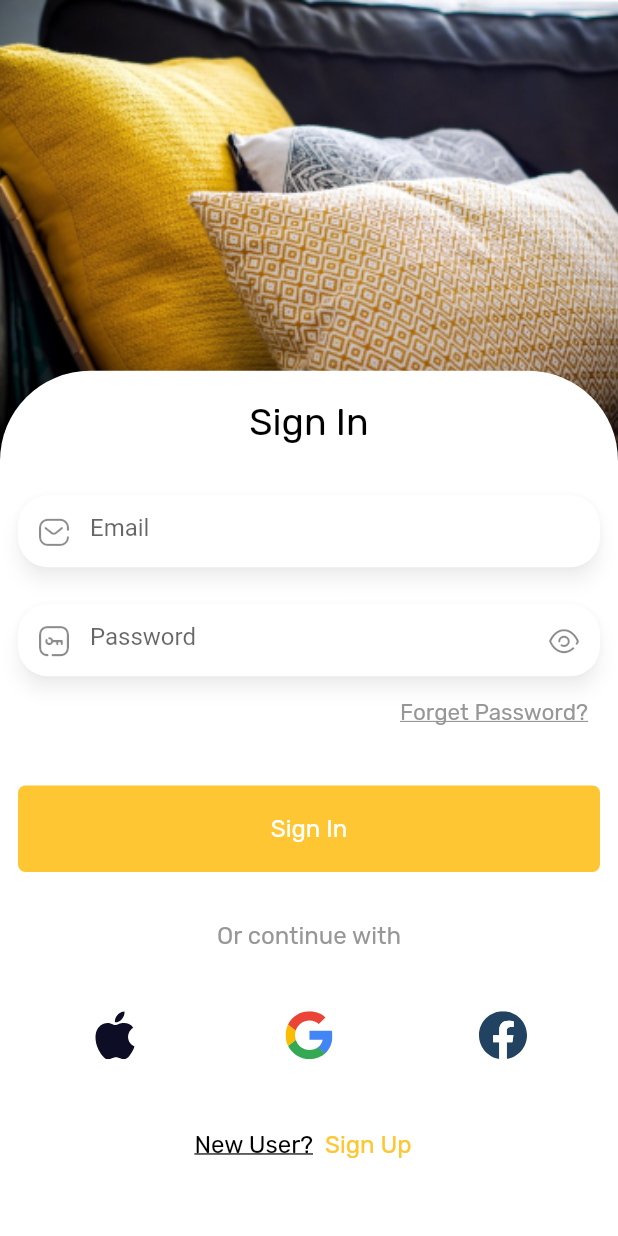
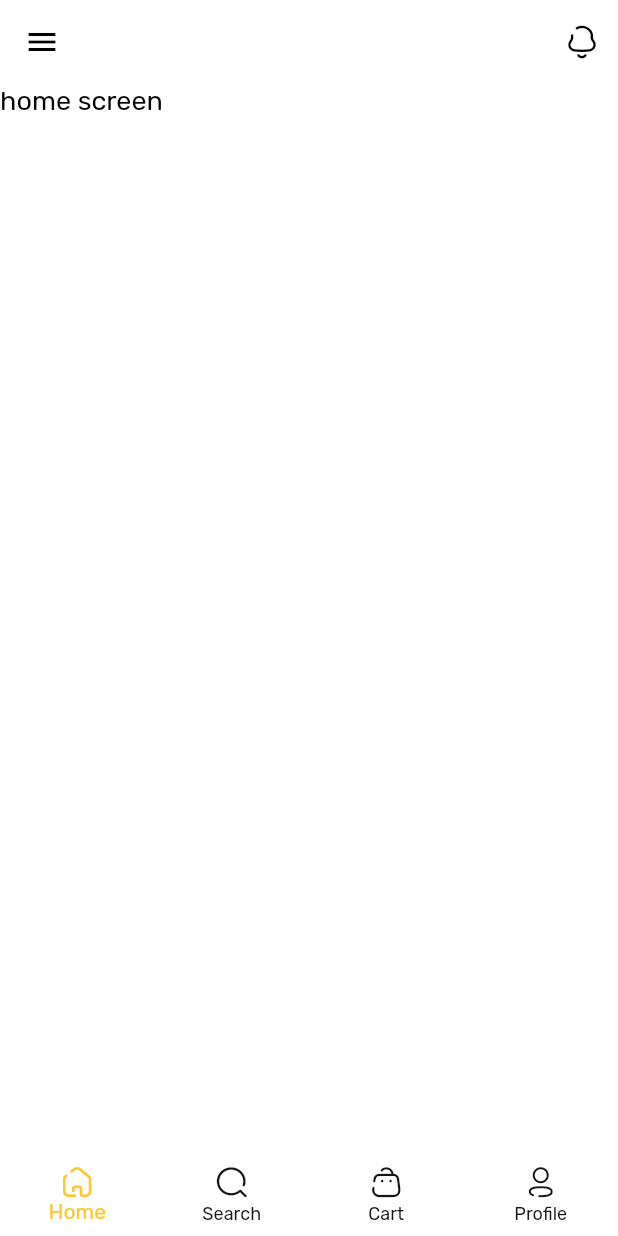
Before and after one commit to KarimSlama/furniture, a Flutter app: the LoginScreen screen opened directly, after a tap on "Sign In", on a phone screen of 412 x 824 dp. Run offline on Flutter 3.47's test engine with Material 2 defaults, Android fonts, the phone set to English and light mode, and no system bars; our stand-ins replace flutter_bloc, flutter_svg, get_it, google_fonts.

Commit message:
design home layout and some modifications on themes

```diff
--- /dev/null
+++ b/lib/core/services/services_locator.dart
@@ -0,0 +1,10 @@
+import 'package:furniture/furniture/presentation/controllers/home_cubit.dart';
+import 'package:get_it/get_it.dart';
+
+final getIt = GetIt.instance;
+
+class ServiceLocator {
+  void init() {
+    getIt.registerFactory(() => HomeCubit());
+  }
+}
--- a/lib/core/utils/theme/app_string/app_string.dart
+++ b/lib/core/utils/theme/app_string/app_string.dart
@@ -14,4 +14,8 @@ class AppString {
   static const alreadyHaveAnAccount = 'Already have an account?';
   static const newUser = 'New User?';
   static const forgetPassword = 'Forget Password?';
+  static const home = 'Home';
+  static const search = 'Search';
+  static const cart = 'Cart';
+  static const profile = 'Profile';
 }
--- a/lib/core/utils/theme/theme_data/theme_dark.dart
+++ b/lib/core/utils/theme/theme_data/theme_dark.dart
@@ -49,4 +49,9 @@ ThemeData themeDark = ThemeData(
       unselectedLabelColor: AppColors.grey,
       labelColor: AppColors.white,
     ),
-);
+    bottomNavigationBarTheme: const BottomNavigationBarThemeData(
+      elevation: 0,
+      selectedItemColor: AppColors.yellow,
+      backgroundColor: Colors.black26,
+      unselectedItemColor: AppColors.white,
+    ));
--- a/lib/core/utils/theme/theme_data/theme_light.dart
+++ b/lib/core/utils/theme/theme_data/theme_light.dart
@@ -18,7 +18,7 @@ ThemeData themeLight = ThemeData(
     ),
     appBarTheme: AppBarTheme(
       backgroundColor: AppColors.white,
-      elevation: 0.0,
+      elevation: 0,
       titleTextStyle: GoogleFonts.rubik(
         color: Colors.black,
         fontSize: 18,
@@ -43,4 +43,11 @@ ThemeData themeLight = ThemeData(
     tabBarTheme: const TabBarTheme(
       unselectedLabelColor: AppColors.grey,
       labelColor: Colors.black,
+    ),
+    bottomNavigationBarTheme: const BottomNavigationBarThemeData(
+      type: BottomNavigationBarType.fixed,
+      elevation: 0,
+      selectedItemColor: AppColors.yellow,
+      backgroundColor: AppColors.white,
+      unselectedItemColor: AppColors.lightBlack,
     ));
--- /dev/null
+++ b/lib/furniture/presentation/controllers/home_cubit.dart
@@ -0,0 +1,27 @@
+import 'package:flutter/material.dart';
+import 'package:flutter_bloc/flutter_bloc.dart';
+import 'package:furniture/furniture/presentation/controllers/home_state.dart';
+import 'package:furniture/furniture/presentation/views/cart_screen.dart';
+import 'package:furniture/furniture/presentation/views/home_screen.dart';
+import 'package:furniture/furniture/presentation/views/profile_screen.dart';
+import 'package:furniture/furniture/presentation/views/search_screen.dart';
+
+class HomeCubit extends Cubit<HomeState> {
+  HomeCubit() : super(HomeInitial());
+
+  static HomeCubit getContext(context) => BlocProvider.of(context);
+
+  int currentIndex = 0;
+
+  List<Widget> screens = [
+    const HomeScreen(),
+    const SearchScreen(),
+    const CartScreen(),
+    const ProfileScreen(),
+  ];
+
+  void changeBottomNavigation(int index) {
+    currentIndex = index;
+    emit(BottomNavigationBarChangedState());
+  }
+}
--- /dev/null
+++ b/lib/furniture/presentation/controllers/home_state.dart
@@ -0,0 +1,5 @@
+abstract class HomeState {}
+
+class HomeInitial extends HomeState {}
+
+class BottomNavigationBarChangedState extends HomeState {}
--- /dev/null
+++ b/lib/furniture/presentation/views/cart_screen.dart
@@ -0,0 +1,10 @@
+import 'package:flutter/material.dart';
+
+class CartScreen extends StatelessWidget {
+  const CartScreen({super.key});
+
+  @override
+  Widget build(BuildContext context) {
+    return const Text('cart screen');
+  }
+}
--- /dev/null
+++ b/lib/furniture/presentation/views/home_layout.dart
@@ -0,0 +1,55 @@
+import 'package:flutter/material.dart';
+import 'package:flutter_bloc/flutter_bloc.dart';
+import 'package:flutter_svg/flutter_svg.dart';
+import 'package:furniture/core/services/services_locator.dart';
+import 'package:furniture/core/utils/fonts/icon_broken.dart';
+import 'package:furniture/core/utils/theme/app_colors/app_colors.dart';
+import 'package:furniture/core/utils/theme/app_string/app_string.dart';
+import 'package:furniture/furniture/presentation/controllers/home_cubit.dart';
+import 'package:furniture/furniture/presentation/controllers/home_state.dart';
+
+class HomeLayout extends StatelessWidget {
+  const HomeLayout({super.key});
+
+  @override
+  Widget build(BuildContext context) {
+    return BlocProvider(
+      create: (context) => getIt<HomeCubit>(),
+      child: BlocBuilder<HomeCubit, HomeState>(
+        builder: (context, state) {
+          return Scaffold(
+            appBar: AppBar(
+              leading:
+                  IconButton(onPressed: () {}, icon: const Icon(Icons.menu)),
+              actions: [
+                IconButton(
+                  onPressed: () {},
+                  icon: const Icon(
+                    IconBroken.Notification,
+                  ),
+                ),
+              ],
+            ),
+            body: HomeCubit.getContext(context)
+                .screens[HomeCubit.getContext(context).currentIndex],
+            bottomNavigationBar: BottomNavigationBar(
+                onTap: (value) {
+                  HomeCubit.getContext(context).changeBottomNavigation(value);
+                },
+                currentIndex: HomeCubit.getContext(context).currentIndex,
+                items: const [
+                  BottomNavigationBarItem(
+                      icon: Icon(IconBroken.Home), label: AppString.home),
+                  BottomNavigationBarItem(
+                      icon: Icon(IconBroken.Search), label: AppString.search),
+                  BottomNavigationBarItem(
+                      icon: Icon(IconBroken.Bag), label: AppString.cart),
+                  BottomNavigationBarItem(
+                      icon: Icon(IconBroken.Profile), label: AppString.profile)
+                ]),
+          );
+        },
+      ),
+    );
+  }
+}
--- /dev/null
+++ b/lib/furniture/presentation/views/home_screen.dart
@@ -0,0 +1,10 @@
+import 'package:flutter/material.dart';
+
+class HomeScreen extends StatelessWidget {
+  const HomeScreen({super.key});
+
+  @override
+  Widget build(BuildContext context) {
+    return const Text('home screen');
+  }
+}
--- a/lib/furniture/presentation/views/login_screen.dart
+++ b/lib/furniture/presentation/views/login_screen.dart
@@ -3,6 +3,7 @@ import 'package:flutter_svg/flutter_svg.dart';
 import 'package:furniture/core/utils/fonts/icon_broken.dart';
 import 'package:furniture/core/utils/theme/app_colors/app_colors.dart';
 import 'package:furniture/core/utils/theme/app_string/app_string.dart';
+import 'package:furniture/furniture/presentation/views/home_layout.dart';
 import 'package:furniture/furniture/presentation/views/sign_up_screen.dart';
 
 class LoginScreen extends StatelessWidget {
@@ -18,13 +19,22 @@ class LoginScreen extends StatelessWidget {
           Image.asset(
             'assets/images/sofa.png',
             fit: BoxFit.cover,
-            height: MediaQuery.of(context).size.height * .4,
+            height: MediaQuery
+                .of(context)
+                .size
+                .height * .4,
           ),
           Align(
             alignment: AlignmentDirectional.bottomCenter,
             child: Container(
-              height: MediaQuery.of(context).size.height * .7,
-              width: MediaQuery.of(context).size.width,
+              height: MediaQuery
+                  .of(context)
+                  .size
+                  .height * .7,
+              width: MediaQuery
+                  .of(context)
+                  .size
+                  .width,
               decoration: const BoxDecoration(
                   borderRadius: BorderRadiusDirectional.only(
                     topEnd: Radius.circular(60),
@@ -37,11 +47,15 @@ class LoginScreen extends StatelessWidget {
                 child: Column(
                   children: [
                     Text(AppString.signIn,
-                        style: Theme.of(context)
+                        style: Theme
+                            .of(context)
                             .textTheme
                             .bodyMedium
                             ?.copyWith(fontSize: 25)),
-                    SizedBox(height: MediaQuery.of(context).size.height * .04),
+                    SizedBox(height: MediaQuery
+                        .of(context)
+                        .size
+                        .height * .04),
                     Material(
                       elevation: 5,
                       shadowColor: AppColors.white.withOpacity(.5),
@@ -59,7 +73,10 @@ class LoginScreen extends StatelessWidget {
                         ),
                       ),
                     ),
-                    SizedBox(height: MediaQuery.of(context).size.height * .03),
+                    SizedBox(height: MediaQuery
+                        .of(context)
+                        .size
+                        .height * .03),
                     Material(
                       elevation: 5,
                       shadowColor: AppColors.white.withOpacity(.5),
@@ -85,7 +102,11 @@ class LoginScreen extends StatelessWidget {
                         child: Text(
                           AppString.forgetPassword,
                           style:
-                              Theme.of(context).textTheme.bodyMedium?.copyWith(
+                          Theme
+                              .of(context)
+                              .textTheme
+                              .bodyMedium
+                              ?.copyWith(
                             fontSize: 15,
                             color: AppColors.grey,
                             decoration: TextDecoration.underline,
@@ -93,10 +114,16 @@ class LoginScreen extends StatelessWidget {
                         ),
                       ),
                     ),
-                    SizedBox(height: MediaQuery.of(context).size.height * .03),
+                    SizedBox(height: MediaQuery
+                        .of(context)
+                        .size
+                        .height * .03),
                     Container(
                       width: double.infinity,
-                      height: MediaQuery.of(context).size.height * .07,
+                      height: MediaQuery
+                          .of(context)
+                          .size
+                          .height * .07,
                       decoration: const BoxDecoration(
                         color: AppColors.yellow,
                         borderRadius: BorderRadiusDirectional.all(
@@ -104,26 +131,44 @@ class LoginScreen extends StatelessWidget {
                         ),
                       ),
                       child: TextButton(
-                        onPressed: () {},
+                        onPressed: () {
+                          ///TODO: Just for test
+                          Navigator.push(context, MaterialPageRoute(
+                            builder: (context) => HomeLayout(),));
+                        },
                         child: Text(
                           AppString.signIn,
                           style:
-                              Theme.of(context).textTheme.bodyMedium?.copyWith(
+                          Theme
+                              .of(context)
+                              .textTheme
+                              .bodyMedium
+                              ?.copyWith(
                             color: AppColors.white,
                             fontSize: 16,
                           ),
                         ),
                       ),
                     ),
-                    SizedBox(height: MediaQuery.of(context).size.height * .04),
+                    SizedBox(height: MediaQuery
+                        .of(context)
+                        .size
+                        .height * .04),
                     Text(
                       AppString.orContinueWith,
-                      style: Theme.of(context).textTheme.bodyMedium?.copyWith(
+                      style: Theme
+                          .of(context)
+                          .textTheme
+                          .bodyMedium
+                          ?.copyWith(
                         fontSize: 16,
                         color: AppColors.grey,
                       ),
                     ),
-                    SizedBox(height: MediaQuery.of(context).size.height * .04),
+                    SizedBox(height: MediaQuery
+                        .of(context)
+                        .size
+                        .height * .04),
                     Row(
                       children: [
                         Expanded(
@@ -161,14 +206,21 @@ class LoginScreen extends StatelessWidget {
                         ),
                       ],
                     ),
-                    SizedBox(height: MediaQuery.of(context).size.height * .03),
+                    SizedBox(height: MediaQuery
+                        .of(context)
+                        .size
+                        .height * .03),
                     Row(
                       mainAxisAlignment: MainAxisAlignment.center,
                       children: [
                         Text(
                           AppString.newUser,
                           style:
-                              Theme.of(context).textTheme.bodyMedium?.copyWith(
+                          Theme
+                              .of(context)
+                              .textTheme
+                              .bodyMedium
+                              ?.copyWith(
                             fontSize: 16,
                             decoration: TextDecoration.underline,
                           ),
@@ -184,7 +236,8 @@ class LoginScreen extends StatelessWidget {
                           },
                           child: Text(
                             AppString.signUp,
-                            style: Theme.of(context)
+                            style: Theme
+                                .of(context)
                                 .textTheme
                                 .bodyMedium
                                 ?.copyWith(
--- /dev/null
+++ b/lib/furniture/presentation/views/profile_screen.dart
@@ -0,0 +1,10 @@
+import 'package:flutter/material.dart';
+
+class ProfileScreen extends StatelessWidget {
+  const ProfileScreen({super.key});
+
+  @override
+  Widget build(BuildContext context) {
+    return const Text('profile screen');
+  }
+}
--- /dev/null
+++ b/lib/furniture/presentation/views/search_screen.dart
@@ -0,0 +1,10 @@
+import 'package:flutter/material.dart';
+
+class SearchScreen extends StatelessWidget {
+  const SearchScreen({super.key});
+
+  @override
+  Widget build(BuildContext context) {
+    return const Text('search screen');
+  }
+}
--- a/lib/main.dart
+++ b/lib/main.dart
@@ -1,8 +1,11 @@
 import 'package:flutter/material.dart';
+import 'package:furniture/core/services/services_locator.dart';
+import 'package:furniture/core/utils/theme/theme_data/theme_dark.dart';
 import 'package:furniture/core/utils/theme/theme_data/theme_light.dart';
 import 'package:furniture/furniture/presentation/views/splash_screen.dart';
 
 void main() {
+  ServiceLocator().init();
   runApp(const MyApp());
 }
 
@@ -14,6 +17,7 @@ class MyApp extends StatelessWidget {
     return MaterialApp(
       debugShowCheckedModeBanner: false,
       theme: themeLight,
+      // darkTheme: themeDark,
       home: const SplashScreen(),
     );
   }
--- a/pubspec.yaml
+++ b/pubspec.yaml
@@ -30,6 +30,8 @@ dependencies:
   icon_broken: ^1.1.0
   flutter_launcher_icons: ^0.13.1
   flutter_svg: ^2.0.7
+  flutter_bloc: ^8.1.3
+  get_it: ^7.6.4
 
 dev_dependencies:
   flutter_test:
```
Also changed, not shown: assets/images/home.svg (added), pubspec.lock. Lines whose indentation alone changed are shown as unchanged.
